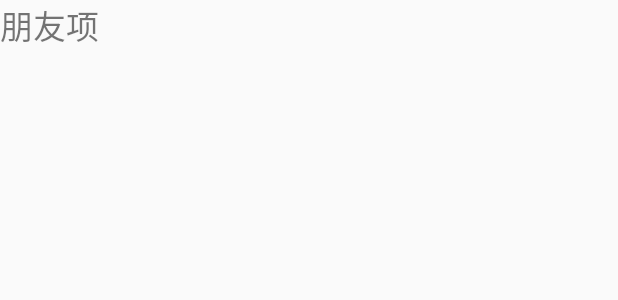
After one commit to stutu-Rum/mywechat, an Android app: the layout friend_item.xml on its own in the app's theme, with its tools: preview values and no code run, on a phone screen of 412 x 824 dp. The commit adds this screen. Shown: the top 300 px of the screen. Run offline under Robolectric (Android 15) with nearby library versions, the phone set to English and light mode, and no system bars.

Commit message:
实现recycle View

```diff
--- /dev/null
+++ b/src/main/res/layout/friend_item.xml
@@ -0,0 +1,13 @@
+<?xml version="1.0" encoding="utf-8"?>
+<LinearLayout xmlns:android="http://schemas.android.com/apk/res/android"
+    android:layout_width="match_parent"
+    android:layout_height="wrap_content">
+
+    <TextView
+        android:id="@+id/friendText"
+        android:layout_width="wrap_content"
+        android:layout_height="wrap_content"
+        android:textSize="22sp"
+        android:layout_weight="1"
+        android:text="朋友项" />
+</LinearLayout>
```
Also changed, not shown: src/main/java/com/example/mywechat/FriendsFragment.java (+14 -1 lines), src/main/java/com/example/mywechat/MyAdapter.java (added, +45 -0 lines).
